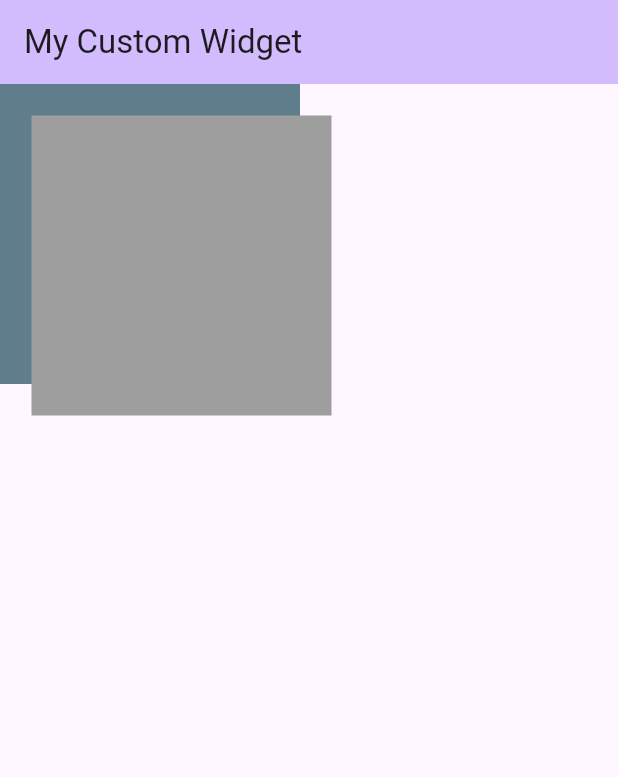
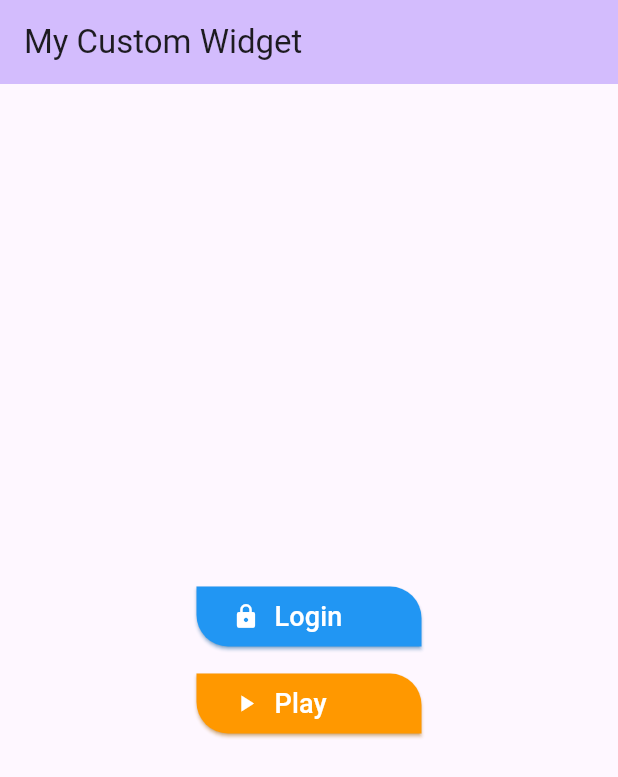
Before and after one commit to rahmanhabib0005/Custom-Widget, a Flutter app: the screen it shows after launch, on a phone screen of 412 x 824 dp. Shown: the top 777 px of the screen. Run offline on Flutter 3.47's test engine with Material 3 defaults, Android fonts, the light colour scheme and no system bars.

Commit message:
Custom Widget

```diff
--- /dev/null
+++ b/lib/Widgets/rounded_btn.dart
@@ -0,0 +1,50 @@
+import 'package:flutter/material.dart';
+
+class RoundedBtn extends StatelessWidget {
+  final String btnName;
+  final Icon? icon;
+  final Color? bgColor;
+  final TextStyle? textStyle;
+  final VoidCallback? callback;
+
+  RoundedBtn(
+      {required this.btnName,
+      this.icon,
+      this.bgColor = Colors.blue,
+      this.textStyle,
+      this.callback});
+
+  @override
+  Widget build(BuildContext context) {
+    return ElevatedButton(
+      onPressed: () {
+        callback!();
+      },
+      child: icon != null
+          ? Row(
+              children: [
+                icon!,
+                SizedBox(
+                  width: 10,
+                ),
+                Text(
+                  btnName,
+                  style: textStyle,
+                ),
+              ],
+            )
+          : Text(
+              btnName,
+              style: textStyle,
+            ),
+      style: ElevatedButton.styleFrom(
+        backgroundColor: bgColor,
+        shadowColor: bgColor,
+        shape: RoundedRectangleBorder(
+          borderRadius: BorderRadius.only(
+              topRight: Radius.circular(21), bottomLeft: Radius.circular(21)),
+        ),
+      ),
+    );
+  }
+}
--- a/lib/main.dart
+++ b/lib/main.dart
@@ -1,3 +1,4 @@
+import 'package:custom_widget/Widgets/rounded_btn.dart';
 import 'package:flutter/material.dart';
 
 void main() {
@@ -61,34 +62,76 @@ class _MyHomePageState extends State<MyHomePage> {
           backgroundColor: Theme.of(context).colorScheme.inversePrimary,
           title: Text("My Custom Widget"),
         ),
+        body: Center(
+          child: Column(
+            mainAxisAlignment: MainAxisAlignment.center,
+            children: [
+              Container(
+                width: 150,
+                child: RoundedBtn(
+                  btnName: "Login",
+                  icon: Icon(
+                    Icons.lock,
+                    color: Colors.white,
+                    size: 18,
+                  ),
+                  callback: () {
+                    print("Working...");
+                  },
+                  textStyle: TextStyle(fontSize: 18, color: Colors.white),
+                ),
+              ),
+              SizedBox(
+                height: 10,
+              ),
+              Container(
+                width: 150,
+                child: RoundedBtn(
+                  btnName: "Play  ",
+                  bgColor: Colors.orange,
+                  icon: Icon(
+                    Icons.play_arrow,
+                    color: Colors.white,
+                    size: 18,
+                  ),
+                  callback: () {
+                    print("Play...");
+                  },
+                  textStyle: TextStyle(fontSize: 18, color: Colors.white),
+                ),
+              ),
+            ],
+          ),
+        )
+
         // body: Container(
         //   child: Column(
         //     children: [CatItems(), Context(), subCat(), BottomMenu()],
         //   ),
         // ),
 
-        body: Container(
-          width: 300,
-          height: 300,
-          child: Stack(
-            children: [
-              Container(
-                width: 200,
-                height: 200,
-                color: Colors.blueGrey,
-              ),
-              Positioned(
-                child: Container(
-                  width: 200,
-                  height: 200,
-                  color: Colors.grey,
-                ),
-                left: 21,
-                top: 21,
-              )
-            ],
-          ),
-        )
+        // body: Container(
+        //   width: 300,
+        //   height: 300,
+        //   child: Stack(
+        //     children: [
+        //       Container(
+        //         width: 200,
+        //         height: 200,
+        //         color: Colors.blueGrey,
+        //       ),
+        //       Positioned(
+        //         child: Container(
+        //           width: 200,
+        //           height: 200,
+        //           color: Colors.grey,
+        //         ),
+        //         left: 21,
+        //         top: 21,
+        //       )
+        //     ],
+        //   ),
+        // )
         // This trailing comma makes auto-formatting nicer for build methods.
         );
   }
```
